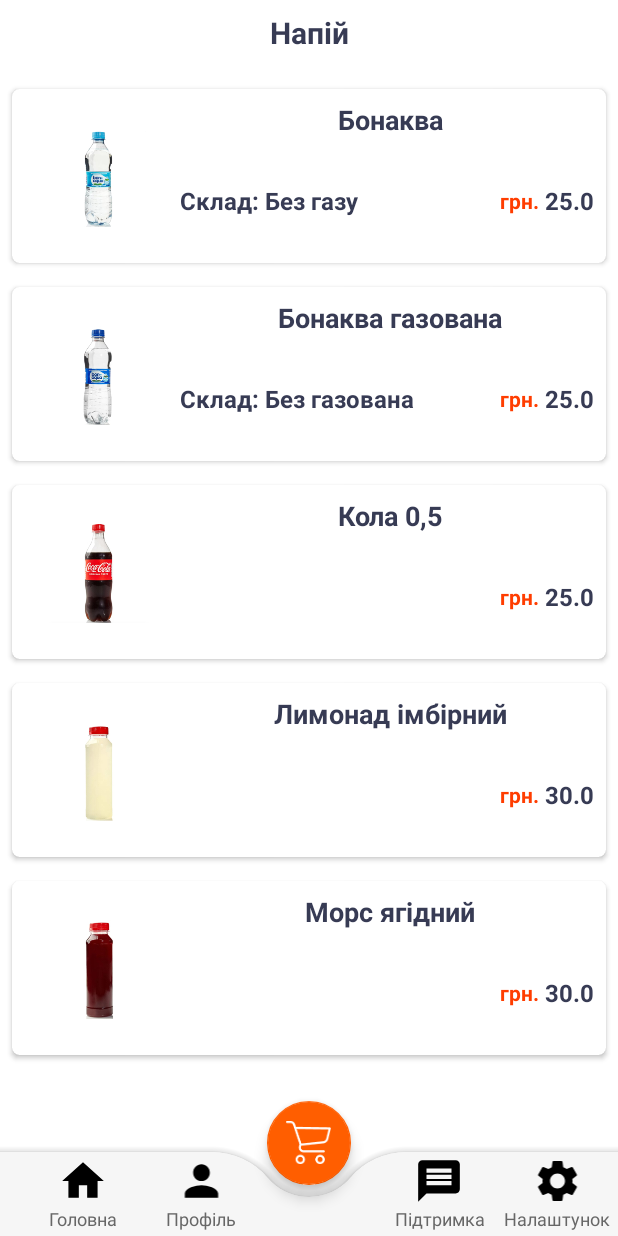
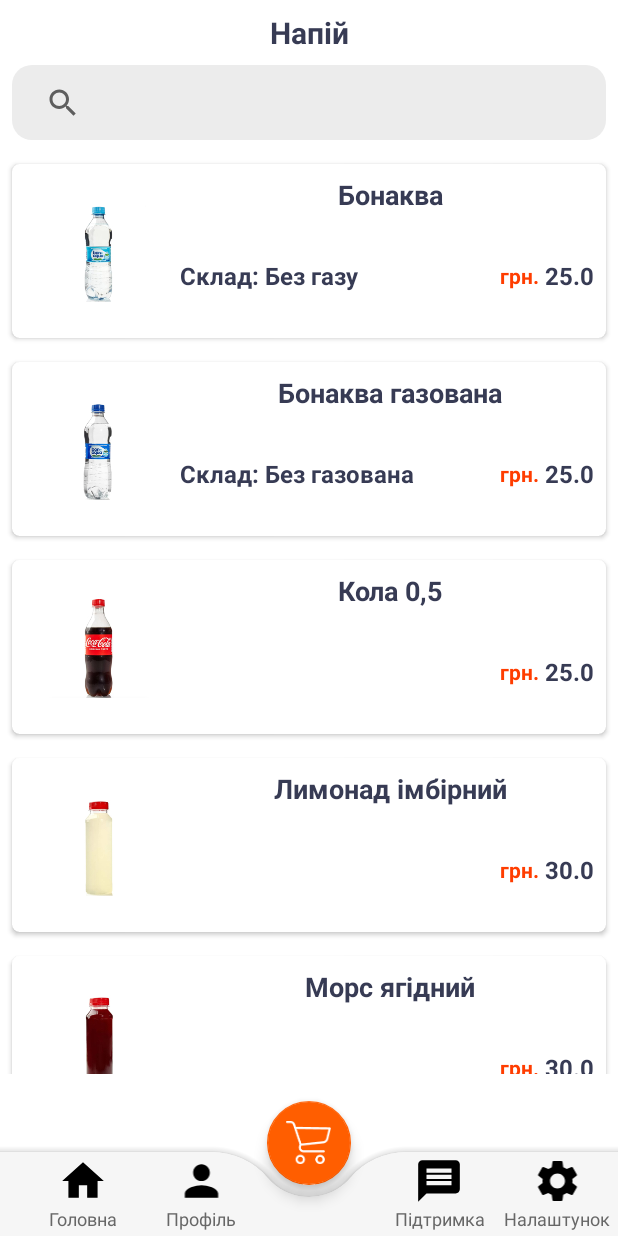
Before and after one commit to NesterovOI/PizzaFood, an Android app: the DrinksActivity screen opened directly, with no data from a screen before it, on a phone screen of 412 x 824 dp. Run offline under Robolectric (Android 15) with nearby library versions, the phone set to English and light mode, and no system bars.

Commit message:
Add find in DrinksActivity

```diff
--- a/app/src/main/java/com/nesterov/pizza/activity/DrinksActivity.kt
+++ b/app/src/main/java/com/nesterov/pizza/activity/DrinksActivity.kt
@@ -15,6 +15,7 @@
 
     lateinit var binding: ActivityDrinksBinding
     lateinit var itemList: ArrayList<Food>
+    lateinit var findItemList: ArrayList<Food>
     lateinit var itemAdapter: AdapterCategoriesList
 
     val arrayListFood = ArrayListFood()
@@ -34,10 +35,13 @@
             this@DrinksActivity, LinearLayoutManager.VERTICAL, false
         )
         itemList = ArrayList()
+        findItemList = ArrayList()
         arrayListFood.drinksListFood(itemList)
 
-        itemAdapter = AdapterCategoriesList(itemList)
+        itemAdapter = AdapterCategoriesList(findItemList)
         recyclerView.adapter = itemAdapter
+
+        managementFood.initFind(findItemList, idFindEdit, recyclerView, itemList)
 
         itemAdapter.itemClick = {
             val i = Intent(this@DrinksActivity, DrinksActivity::class.java)
--- a/app/src/main/res/layout/activity_drinks.xml
+++ b/app/src/main/res/layout/activity_drinks.xml
@@ -18,10 +18,29 @@
         android:textColor="@color/title"
         android:textSize="20sp"
         android:textStyle="bold"
-        app:layout_constraintBottom_toTopOf="@+id/recyclerView"
+        app:layout_constraintBottom_toTopOf="@+id/idFindEdit"
         app:layout_constraintEnd_toEndOf="parent"
         app:layout_constraintStart_toStartOf="parent"
         app:layout_constraintTop_toTopOf="parent" />
+
+    <SearchView
+        android:id="@+id/idFindEdit"
+        android:layout_width="0dp"
+        android:layout_height="50dp"
+        android:layout_marginStart="8dp"
+        android:layout_marginTop="8dp"
+        android:layout_marginEnd="8dp"
+        android:background="@drawable/find_background"
+        android:drawableStart="@drawable/search"
+        android:drawablePadding="10dp"
+        android:ems="10"
+        android:hint="@string/find_food"
+        android:inputType="textPersonName"
+        android:paddingStart="10dp"
+        android:textStyle="italic"
+        app:layout_constraintEnd_toEndOf="parent"
+        app:layout_constraintStart_toStartOf="parent"
+        app:layout_constraintTop_toBottomOf="@+id/textView10" />
 
     <androidx.recyclerview.widget.RecyclerView
         android:id="@+id/recyclerView"
@@ -32,7 +51,7 @@
         app:layout_constraintBottom_toTopOf="@+id/coordinatorLayout"
         app:layout_constraintEnd_toEndOf="parent"
         app:layout_constraintStart_toStartOf="parent"
-        app:layout_constraintTop_toBottomOf="@+id/textView10"
+        app:layout_constraintTop_toBottomOf="@+id/idFindEdit"
         app:layout_constraintVertical_bias="0.471" />
 
     <androidx.coordinatorlayout.widget.CoordinatorLayout
```
